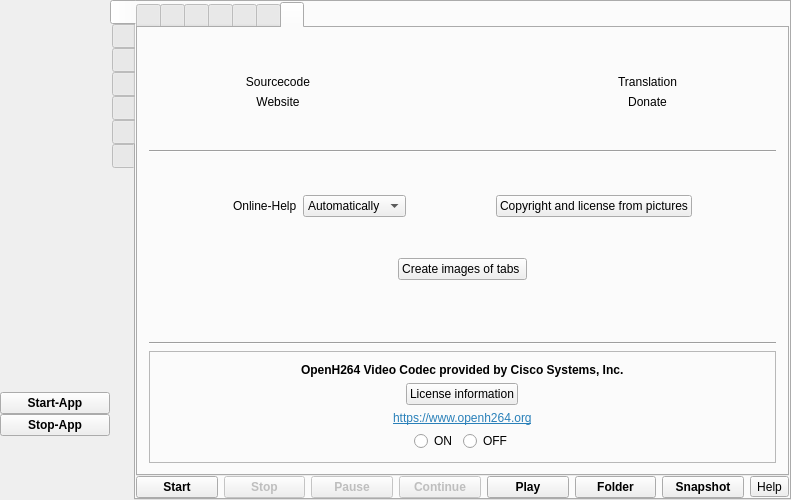
vkohaupt/vokoscreenNG, file src/formMainWindow.ui: the form before one commit.
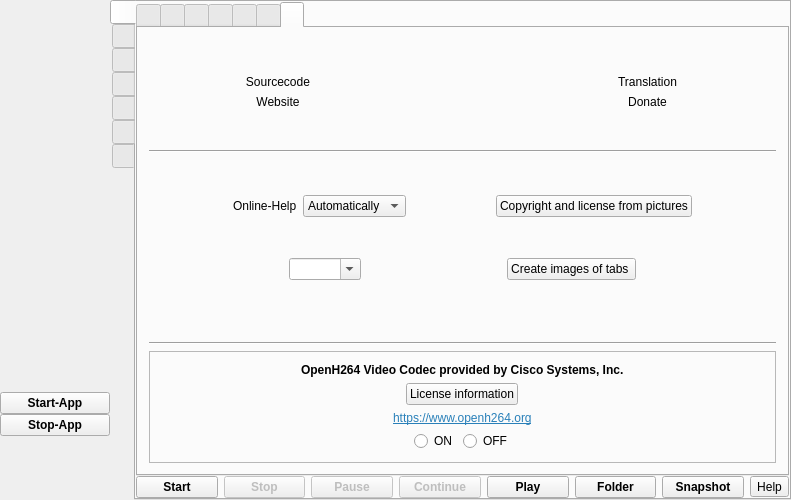
The form after the commit. The open tabs and pages were chosen to show the change. Icons and pictures are not drawn.

Commit message: Switch language

Diff of the .ui file:
```diff
--- a/src/formMainWindow.ui
+++ b/src/formMainWindow.ui
@@ -2863,6 +2863,35 @@
                 </property>
                </spacer>
               </item>
+              <item>
+               <widget class="QComboBox" name="comboBoxLanguage">
+                <property name="editable">
+                 <bool>true</bool>
+                </property>
+                <property name="currentText">
+                 <string notr="true"/>
+                </property>
+                <property name="maxVisibleItems">
+                 <number>12</number>
+                </property>
+                <property name="placeholderText">
+                 <string notr="true"/>
+                </property>
+               </widget>
+              </item>
+              <item>
+               <spacer name="horizontalSpacer_51">
+                <property name="orientation">
+                 <enum>Qt::Horizontal</enum>
+                </property>
+                <property name="sizeHint" stdset="0">
+                 <size>
+                  <width>40</width>
+                  <height>20</height>
+                 </size>
+                </property>
+               </spacer>
+              </item>
               <item>
                <widget class="QPushButton" name="pushButtonImages">
                 <property name="text">
```
Left out of the diff: 32 changed lines with no effect on the pictures. The commit also changes 3 other files.
